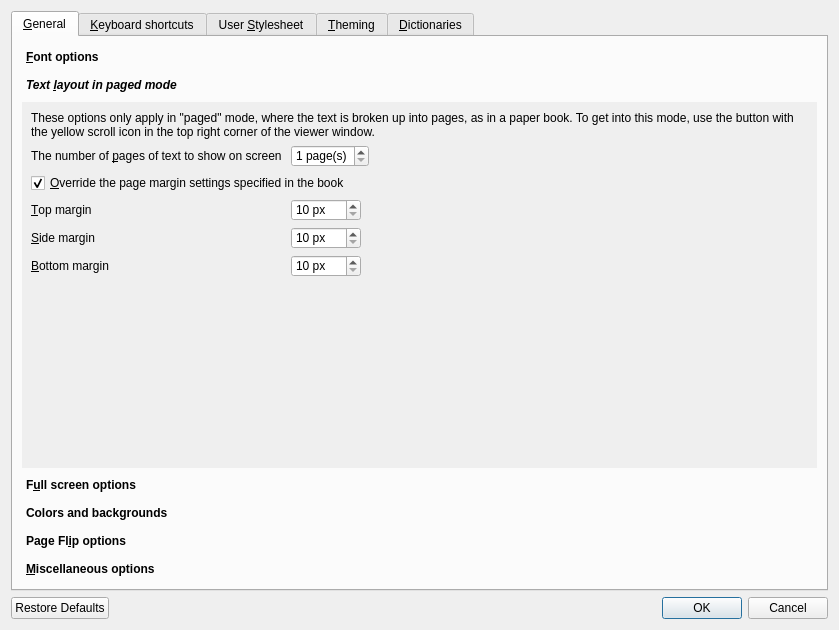
First picture: the form in src/calibre/gui2/viewer/config.ui, repository kovidgoyal/calibre, before the edit.
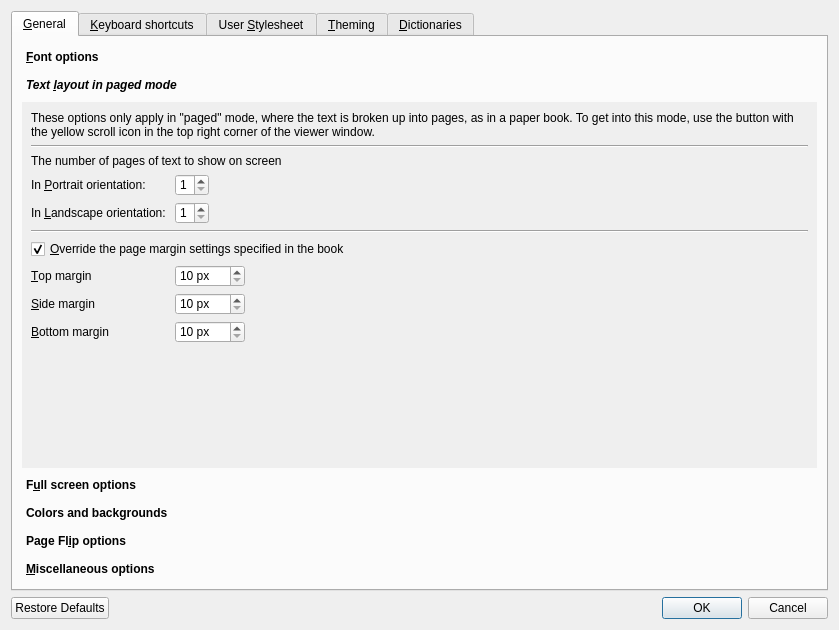
Second picture: the form after the edit. The open tabs and pages were chosen to show the change. Icons and pictures are not drawn.

```diff
--- a/src/calibre/gui2/viewer/config.ui
+++ b/src/calibre/gui2/viewer/config.ui
@@ -261,20 +261,27 @@
              </property>
             </widget>
            </item>
-           <item row="1" column="0">
-            <widget class="QLabel" name="label_13">
+           <item row="3" column="0" colspan="2">
+            <widget class="Line" name="line">
+             <property name="orientation">
+              <enum>Qt::Horizontal</enum>
+             </property>
+            </widget>
+           </item>
+           <item row="5" column="0">
+            <widget class="QLabel" name="label_27">
              <property name="text">
-              <string>The number of &amp;pages of text to show on screen </string>
+              <string>In &amp;Portrait orientation:</string>
              </property>
              <property name="buddy">
-              <cstring>opt_cols_per_screen</cstring>
+              <cstring>opt_cols_per_screen_portrait</cstring>
              </property>
             </widget>
            </item>
-           <item row="1" column="1">
-            <widget class="QSpinBox" name="opt_cols_per_screen">
-             <property name="suffix">
-              <string> page(s)</string>
+           <item row="5" column="1">
+            <widget class="QSpinBox" name="opt_cols_per_screen_portrait">
+             <property name="toolTip">
+              <string>Controls the number of pages on the screen when the viewer window's width is less than its height</string>
              </property>
              <property name="minimum">
               <number>1</number>
@@ -284,7 +291,7 @@
              </property>
             </widget>
            </item>
-           <item row="2" column="0" colspan="2">
+           <item row="8" column="0" colspan="2">
             <widget class="QCheckBox" name="opt_override_book_margins">
              <property name="text">
               <string>&amp;Override the page margin settings specified in the book</string>
@@ -294,7 +301,7 @@
              </property>
             </widget>
            </item>
-           <item row="3" column="0">
+           <item row="9" column="0">
             <widget class="QLabel" name="label_18">
              <property name="text">
               <string>&amp;Top margin</string>
@@ -304,7 +311,7 @@
              </property>
             </widget>
            </item>
-           <item row="3" column="1">
+           <item row="9" column="1">
             <widget class="QSpinBox" name="opt_top_margin">
              <property name="suffix">
               <string> px</string>
@@ -317,7 +324,7 @@
              </property>
             </widget>
            </item>
-           <item row="4" column="0">
+           <item row="10" column="0">
             <widget class="QLabel" name="label_19">
              <property name="text">
               <string>&amp;Side margin</string>
@@ -327,7 +334,7 @@
              </property>
             </widget>
            </item>
-           <item row="4" column="1">
+           <item row="10" column="1">
             <widget class="QSpinBox" name="opt_side_margin">
              <property name="suffix">
               <string> px</string>
@@ -340,7 +347,7 @@
              </property>
             </widget>
            </item>
-           <item row="5" column="0">
+           <item row="11" column="0">
             <widget class="QLabel" name="label_17">
              <property name="text">
               <string>&amp;Bottom margin</string>
@@ -350,7 +357,7 @@
              </property>
             </widget>
            </item>
-           <item row="5" column="1">
+           <item row="11" column="1">
             <widget class="QSpinBox" name="opt_bottom_margin">
              <property name="suffix">
               <string> px</string>
@@ -363,6 +370,43 @@
              </property>
             </widget>
            </item>
+           <item row="7" column="0" colspan="2">
+            <widget class="Line" name="line_2">
+             <property name="orientation">
+              <enum>Qt::Horizontal</enum>
+             </property>
+            </widget>
+           </item>
+           <item row="4" column="0" colspan="2">
+            <widget class="QLabel" name="label_13">
+             <property name="text">
+              <string>The number of pages of text to show on screen </string>
+             </property>
+            </widget>
+           </item>
+           <item row="6" column="0">
+            <widget class="QLabel" name="label_28">
+             <property name="text">
+              <string>In &amp;Landscape orientation: </string>
+             </property>
+             <property name="buddy">
+              <cstring>opt_cols_per_screen_landscape</cstring>
+             </property>
+            </widget>
+           </item>
+           <item row="6" column="1">
+            <widget class="QSpinBox" name="opt_cols_per_screen_landscape">
+             <property name="toolTip">
+              <string>Controls the number of pages on the screen when the viewer window's height is less than its width</string>
+             </property>
+             <property name="minimum">
+              <number>1</number>
+             </property>
+             <property name="maximum">
+              <number>5</number>
+             </property>
+            </widget>
+           </item>
           </layout>
          </widget>
          <widget class="QWidget" name="page_2">
@@ -370,8 +414,8 @@
            <rect>
             <x>0</x>
             <y>0</y>
-            <width>799</width>
-            <height>378</height>
+            <width>381</width>
+            <height>193</height>
            </rect>
           </property>
           <attribute name="label">
@@ -472,8 +516,8 @@
            <rect>
             <x>0</x>
             <y>0</y>
-            <width>799</width>
-            <height>378</height>
+            <width>340</width>
+            <height>70</height>
            </rect>
           </property>
           <attribute name="label">
@@ -551,8 +595,8 @@
            <rect>
             <x>0</x>
             <y>0</y>
-            <width>799</width>
-            <height>378</height>
+            <width>384</width>
+            <height>140</height>
            </rect>
           </property>
           <attribute name="label">
@@ -629,8 +673,8 @@
            <rect>
             <x>0</x>
             <y>0</y>
-            <width>799</width>
-            <height>378</height>
+            <width>479</width>
+            <height>226</height>
            </rect>
           </property>
           <attribute name="label">
```
